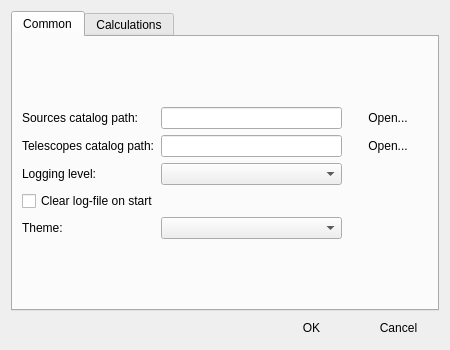
Above: pastrocore/gui_pyside/dialog_preferences.ui from Torward1024/pAstroCORE before the change. Below: the same form after it.
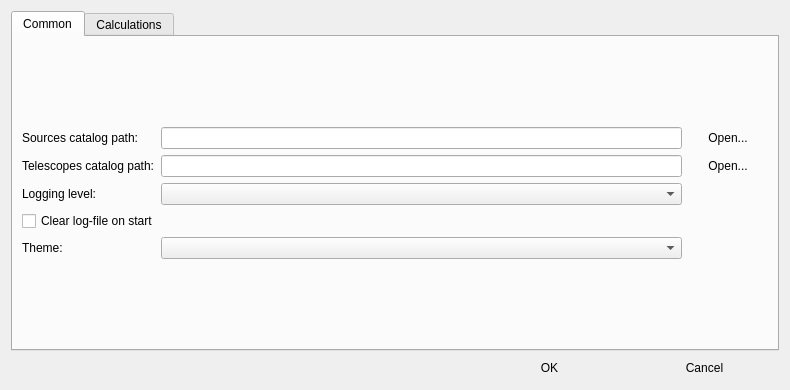
That is the form after the change. Icons and pictures are not drawn.

The edit to the form file:
```diff
--- a/pastrocore/gui_pyside/dialog_preferences.ui
+++ b/pastrocore/gui_pyside/dialog_preferences.ui
@@ -9,8 +9,8 @@
    <rect>
     <x>0</x>
     <y>0</y>
-    <width>450</width>
-    <height>350</height>
+    <width>790</width>
+    <height>390</height>
    </rect>
   </property>
   <property name="sizePolicy">
```
Left out of the diff: 2 changed lines with no effect on the pictures.
